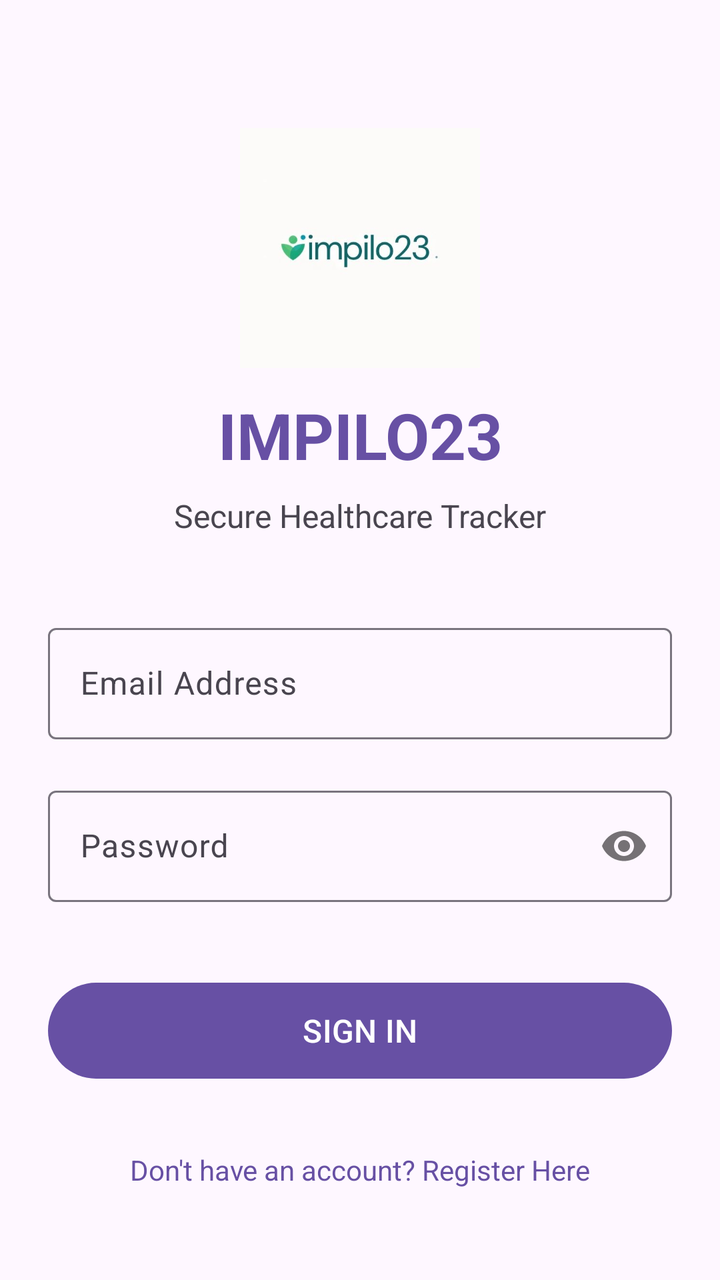
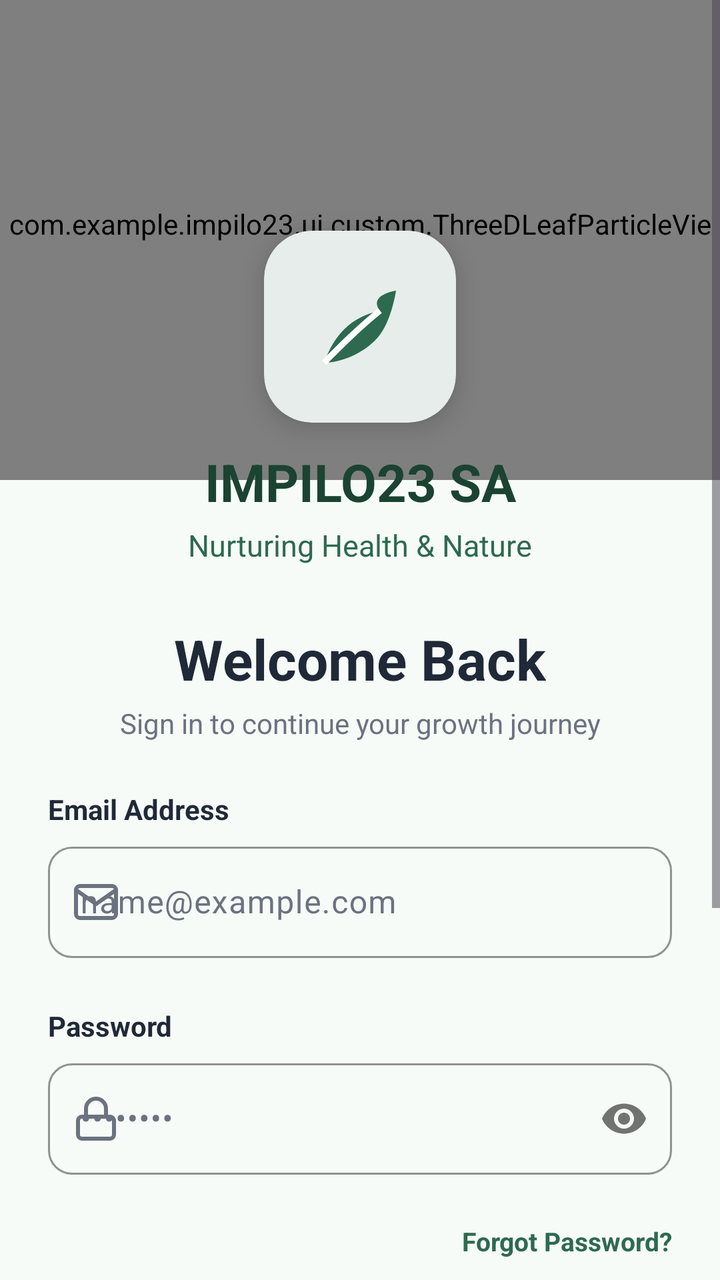

The first picture is an Android layout as it rendered before a commit; the second is the same layout after the commit. The layout source and the unified diff follow.
<!-- AndroidManifest.xml: application theme Theme.IMPILO23 -->
<!-- res/layout/activity_login.xml -->
<?xml version="1.0" encoding="utf-8"?>
<ScrollView xmlns:android="http://schemas.android.com/apk/res/android"
    xmlns:app="http://schemas.android.com/apk/res-auto"
    android:layout_width="match_parent"
    android:layout_height="match_parent"
    android:fillViewport="true"
    android:background="?attr/colorSurface">

    <androidx.constraintlayout.widget.ConstraintLayout
        android:layout_width="match_parent"
        android:layout_height="wrap_content"
        android:padding="24dp">

        <ImageView
            android:id="@+id/ivLoginLogo"
            android:layout_width="120dp"
            android:layout_height="120dp"
            android:src="@drawable/impilo23"
            android:scaleType="centerInside"
            android:layout_marginTop="40dp"
            app:layout_constraintTop_toTopOf="parent"
            app:layout_constraintStart_toStartOf="parent"
            app:layout_constraintEnd_toEndOf="parent" />

        <TextView
            android:id="@+id/tvTitle"
            android:layout_width="wrap_content"
            android:layout_height="wrap_content"
            android:text="IMPILO23"
            android:textSize="32sp"
            android:textStyle="bold"
            android:textColor="?attr/colorPrimary"
            android:layout_marginTop="12dp"
            app:layout_constraintTop_toBottomOf="@id/ivLoginLogo"
            app:layout_constraintStart_toStartOf="parent"
            app:layout_constraintEnd_toEndOf="parent" />

        <TextView
            android:id="@+id/tvSubtitle"
            android:layout_width="wrap_content"
            android:layout_height="wrap_content"
            android:text="Secure Healthcare Tracker"
            android:textSize="16sp"
            android:textColor="?attr/colorOnSurfaceVariant"
            android:layout_marginTop="8dp"
            app:layout_constraintTop_toBottomOf="@id/tvTitle"
            app:layout_constraintStart_toStartOf="parent"
            app:layout_constraintEnd_toEndOf="parent" />

        <com.google.android.material.textfield.TextInputLayout
            android:id="@+id/tilEmail"
            android:layout_width="match_parent"
            android:layout_height="wrap_content"
            android:hint="Email Address"
            android:layout_marginTop="40dp"
            style="@style/Widget.Material3.TextInputLayout.OutlinedBox"
            app:errorEnabled="true"
            app:layout_constraintTop_toBottomOf="@id/tvSubtitle">

            <com.google.android.material.textfield.TextInputEditText
                android:id="@+id/etEmail"
                android:layout_width="match_parent"
                android:layout_height="wrap_content"
                android:inputType="textEmailAddress" />
        </com.google.android.material.textfield.TextInputLayout>

        <com.google.android.material.textfield.TextInputLayout
            android:id="@+id/tilPassword"
            android:layout_width="match_parent"
            android:layout_height="wrap_content"
            android:hint="Password"
            style="@style/Widget.Material3.TextInputLayout.OutlinedBox"
            app:errorEnabled="true"
            app:passwordToggleEnabled="true"
            app:layout_constraintTop_toBottomOf="@id/tilEmail">

            <com.google.android.material.textfield.TextInputEditText
                android:id="@+id/etPassword"
                android:layout_width="match_parent"
                android:layout_height="wrap_content"
                android:inputType="textPassword" />
        </com.google.android.material.textfield.TextInputLayout>

        <com.google.android.material.button.MaterialButton
            android:id="@+id/btnLogin"
            android:layout_width="match_parent"
            android:layout_height="56dp"
            android:text="SIGN IN"
            android:textSize="16sp"
            android:layout_marginTop="16dp"
            app:layout_constraintTop_toBottomOf="@id/tilPassword" />

        <TextView
            android:id="@+id/btnGoToRegister"
            android:layout_width="wrap_content"
            android:layout_height="wrap_content"
            android:text="Don't have an account? Register Here"
            android:textColor="?attr/colorPrimary"
            android:textSize="14sp"
            android:layout_marginTop="24dp"
            android:padding="8dp"
            app:layout_constraintTop_toBottomOf="@id/btnLogin"
            app:layout_constraintStart_toStartOf="parent"
            app:layout_constraintEnd_toEndOf="parent" />

    </androidx.constraintlayout.widget.ConstraintLayout>
</ScrollView>
<!-- resources referenced by this layout -->
<resources>
  <!-- drawable impilo23: jpg bitmap (drawable, 31557 bytes) -->
  <style name="Base.Theme.IMPILO23" parent="Theme.Material3.DayNight.NoActionBar">
          
          
      </style>
  <!-- unchanged entries left out for length: 1 -->
</resources>

<!-- the commit's change to res/layout/activity_login.xml (unified diff, before → after) -->
@@ -4,102 +4,269 @@
     android:layout_width="match_parent"
     android:layout_height="match_parent"
     android:fillViewport="true"
-    android:background="?attr/colorSurface">
+    android:background="@color/brand_sage_bg">
 
     <androidx.constraintlayout.widget.ConstraintLayout
         android:layout_width="match_parent"
         android:layout_height="wrap_content"
-        android:padding="24dp">
-
-        <ImageView
-            android:id="@+id/ivLoginLogo"
-            android:layout_width="120dp"
-            android:layout_height="120dp"
-            android:src="@drawable/impilo23"
-            android:scaleType="centerInside"
-            android:layout_marginTop="40dp"
+        android:paddingBottom="32dp">
+
+        
+        <View
+            android:id="@+id/headerBackground"
+            android:layout_width="match_parent"
+            android:layout_height="240dp"
+            android:background="@drawable/bg_login_arch_header"
             app:layout_constraintTop_toTopOf="parent"
             app:layout_constraintStart_toStartOf="parent"
             app:layout_constraintEnd_toEndOf="parent" />
 
-        <TextView
-            android:id="@+id/tvTitle"
-            android:layout_width="wrap_content"
-            android:layout_height="wrap_content"
-            android:text="IMPILO23"
-            android:textSize="32sp"
-            android:textStyle="bold"
-            android:textColor="?attr/colorPrimary"
+        
+        <com.example.impilo23.ui.custom.ThreeDLeafParticleView
+            android:id="@+id/leafParticleView"
+            android:layout_width="match_parent"
+            android:layout_height="240dp"
+            app:layout_constraintTop_toTopOf="parent" />
+
+        
+        <com.google.android.material.card.MaterialCardView
+            android:id="@+id/cardLogoBadge"
+            android:layout_width="96dp"
+            android:layout_height="96dp"
+            app:cardCornerRadius="24dp"
+            app:cardElevation="8dp"
+            app:cardBackgroundColor="@color/white"
+            app:strokeWidth="0dp"
+            app:layout_constraintTop_toTopOf="@id/headerBackground"
+            app:layout_constraintBottom_toBottomOf="@id/headerBackground"
+            app:layout_constraintStart_toStartOf="parent"
+            app:layout_constraintEnd_toEndOf="parent"
+            app:layout_constraintVertical_bias="0.8">
+
+            <ImageView
+                android:layout_width="48dp"
+                android:layout_height="48dp"
+                android:layout_gravity="center"
+                android:src="@drawable/ic_leaf_logo"
+                android:contentDescription="Impilo23 Logo" />
+        </com.google.android.material.card.MaterialCardView>
+
+        
+        <TextView
+            android:id="@+id/tvBrandTitle"
+            android:layout_width="wrap_content"
+            android:layout_height="wrap_content"
+            android:text="IMPILO23 SA"
+            android:textSize="26sp"
+            android:textStyle="bold"
+            android:textColor="@color/brand_forest_dark"
             android:layout_marginTop="12dp"
-            app:layout_constraintTop_toBottomOf="@id/ivLoginLogo"
-            app:layout_constraintStart_toStartOf="parent"
-            app:layout_constraintEnd_toEndOf="parent" />
-
-        <TextView
-            android:id="@+id/tvSubtitle"
-            android:layout_width="wrap_content"
-            android:layout_height="wrap_content"
-            android:text="Secure Healthcare Tracker"
-            android:textSize="16sp"
-            android:textColor="?attr/colorOnSurfaceVariant"
-            android:layout_marginTop="8dp"
-            app:layout_constraintTop_toBottomOf="@id/tvTitle"
-            app:layout_constraintStart_toStartOf="parent"
-            app:layout_constraintEnd_toEndOf="parent" />
+            app:layout_constraintTop_toBottomOf="@id/cardLogoBadge"
+            app:layout_constraintStart_toStartOf="parent"
+            app:layout_constraintEnd_toEndOf="parent" />
+
+        <TextView
+            android:id="@+id/tvBrandTagline"
+            android:layout_width="wrap_content"
+            android:layout_height="wrap_content"
+            android:text="Nurturing Health &amp; Nature"
+            android:textSize="15sp"
+            android:textColor="@color/brand_forest_primary"
+            android:layout_marginTop="4dp"
+            app:layout_constraintTop_toBottomOf="@id/tvBrandTitle"
+            app:layout_constraintStart_toStartOf="parent"
+            app:layout_constraintEnd_toEndOf="parent" />
+
+        
+        <TextView
+            android:id="@+id/tvWelcomeHeader"
+            android:layout_width="wrap_content"
+            android:layout_height="wrap_content"
+            android:text="Welcome Back"
+            android:textSize="28sp"
+            android:textStyle="bold"
+            android:textColor="@color/brand_text_dark"
+            android:layout_marginTop="28dp"
+            app:layout_constraintTop_toBottomOf="@id/tvBrandTagline"
+            app:layout_constraintStart_toStartOf="parent"
+            app:layout_constraintEnd_toEndOf="parent" />
+
+        <TextView
+            android:id="@+id/tvWelcomeSub"
+            android:layout_width="wrap_content"
+            android:layout_height="wrap_content"
+            android:text="Sign in to continue your growth journey"
+            android:textSize="14sp"
+            android:textColor="@color/brand_text_muted"
+            android:layout_marginTop="4dp"
+            app:layout_constraintTop_toBottomOf="@id/tvWelcomeHeader"
+            app:layout_constraintStart_toStartOf="parent"
+            app:layout_constraintEnd_toEndOf="parent" />
+
+        
+        <TextView
+            android:id="@+id/labelEmail"
+            android:layout_width="wrap_content"
+            android:layout_height="wrap_content"
+            android:text="Email Address"
+            android:textStyle="bold"
+            android:textColor="@color/brand_text_dark"
+            android:textSize="14sp"
+            android:layout_marginTop="24dp"
+            android:layout_marginStart="24dp"
+            app:layout_constraintTop_toBottomOf="@id/tvWelcomeSub"
+            app:layout_constraintStart_toStartOf="parent" />
 
         <com.google.android.material.textfield.TextInputLayout
             android:id="@+id/tilEmail"
             android:layout_width="match_parent"
             android:layout_height="wrap_content"
-            android:hint="Email Address"
-            android:layout_marginTop="40dp"
+            android:layout_marginHorizontal="24dp"
+            android:layout_marginTop="4dp"
             style="@style/Widget.Material3.TextInputLayout.OutlinedBox"
+            app:startIconDrawable="@drawable/ic_mail"
+            app:startIconTint="@color/brand_text_muted"
+            app:boxCornerRadiusTopStart="12dp"
+            app:boxCornerRadiusTopEnd="12dp"
+            app:boxCornerRadiusBottomStart="12dp"
+            app:boxCornerRadiusBottomEnd="12dp"
+            app:boxStrokeColor="@color/brand_forest_primary"
             app:errorEnabled="true"
-            app:layout_constraintTop_toBottomOf="@id/tvSubtitle">
+            app:layout_constraintTop_toBottomOf="@id/labelEmail">
 
             <com.google.android.material.textfield.TextInputEditText
                 android:id="@+id/etEmail"
                 android:layout_width="match_parent"
                 android:layout_height="wrap_content"
+                android:hint="name@example.com"
                 android:inputType="textEmailAddress" />
         </com.google.android.material.textfield.TextInputLayout>
 
+        
+        <TextView
+            android:id="@+id/labelPassword"
+            android:layout_width="wrap_content"
+            android:layout_height="wrap_content"
+            android:text="Password"
+            android:textStyle="bold"
+            android:textColor="@color/brand_text_dark"
+            android:textSize="14sp"
+            android:layout_marginTop="4dp"
+            android:layout_marginStart="24dp"
+            app:layout_constraintTop_toBottomOf="@id/tilEmail"
+            app:layout_constraintStart_toStartOf="parent" />
+
         <com.google.android.material.textfield.TextInputLayout
             android:id="@+id/tilPassword"
             android:layout_width="match_parent"
             android:layout_height="wrap_content"
-            android:hint="Password"
+            android:layout_marginHorizontal="24dp"
+            android:layout_marginTop="4dp"
             style="@style/Widget.Material3.TextInputLayout.OutlinedBox"
+            app:startIconDrawable="@drawable/ic_lock"
+            app:startIconTint="@color/brand_text_muted"
+            app:passwordToggleEnabled="true"
+            app:boxCornerRadiusTopStart="12dp"
+            app:boxCornerRadiusTopEnd="12dp"
+            app:boxCornerRadiusBottomStart="12dp"
+            app:boxCornerRadiusBottomEnd="12dp"
+            app:boxStrokeColor="@color/brand_forest_primary"
             app:errorEnabled="true"
-            app:passwordToggleEnabled="true"
-            app:layout_constraintTop_toBottomOf="@id/tilEmail">
+            app:layout_constraintTop_toBottomOf="@id/labelPassword">
 
             <com.google.android.material.textfield.TextInputEditText
                 android:id="@+id/etPassword"
                 android:layout_width="match_parent"
                 android:layout_height="wrap_content"
+                android:hint="••••••••"
                 android:inputType="textPassword" />
         </com.google.android.material.textfield.TextInputLayout>
 
+        
+        <TextView
+            android:id="@+id/tvForgotPassword"
+            android:layout_width="wrap_content"
+            android:layout_height="wrap_content"
+            android:text="Forgot Password?"
+            android:textColor="@color/brand_forest_primary"
+            android:textStyle="bold"
+            android:textSize="13sp"
+            android:layout_marginEnd="24dp"
+            android:layout_marginTop="4dp"
+            app:layout_constraintTop_toBottomOf="@id/tilPassword"
+            app:layout_constraintEnd_toEndOf="parent" />
+
+        
         <com.google.android.material.button.MaterialButton
             android:id="@+id/btnLogin"
-            android:layout_width="match_parent"
-            android:layout_height="56dp"
-            android:text="SIGN IN"
+            android:layout_width="160dp"
+            android:layout_height="54dp"
+            android:text="Sign In"
             android:textSize="16sp"
+            style="@style/Widget.Impilo.PillButton"
+            android:layout_marginTop="20dp"
+            app:layout_constraintTop_toBottomOf="@id/tvForgotPassword"
+            app:layout_constraintStart_toStartOf="parent"
+            app:layout_constraintEnd_toEndOf="parent" />
+
+        
+        <LinearLayout
+            android:id="@+id/layoutDivider"
+            android:layout_width="match_parent"
+            android:layout_height="wrap_content"
+            android:orientation="horizontal"
+            android:gravity="center"
+            android:layout_marginHorizontal="32dp"
+            android:layout_marginTop="24dp"
+            app:layout_constraintTop_toBottomOf="@id/btnLogin">
+
+            <View
+                android:layout_width="0dp"
+                android:layout_height="1dp"
+                android:layout_weight="1"
+                android:background="@color/brand_border" />
+
+            <TextView
+                android:layout_width="wrap_content"
+                android:layout_height="wrap_content"
+                android:text="  or continue with  "
+                android:textColor="@color/brand_text_muted"
+                android:textSize="13sp" />
+
+            <View
+                android:layout_width="0dp"
+                android:layout_height="1dp"
+                android:layout_weight="1"
+                android:background="@color/brand_border" />
+        </LinearLayout>
+
+        
+        <com.google.android.material.button.MaterialButton
+            android:id="@+id/btnGoogleSso"
+            android:layout_width="match_parent"
+            android:layout_height="54dp"
+            android:layout_marginHorizontal="24dp"
             android:layout_marginTop="16dp"
-            app:layout_constraintTop_toBottomOf="@id/tilPassword" />
-
+            android:text="Google"
+            android:textSize="15sp"
+            style="@style/Widget.Impilo.OutlinedPillButton"
+            app:icon="@drawable/ic_google"
+            app:iconGravity="textStart"
+            app:iconPadding="12dp"
+            app:layout_constraintTop_toBottomOf="@id/layoutDivider" />
+
+        
         <TextView
             android:id="@+id/btnGoToRegister"
             android:layout_width="wrap_content"
             android:layout_height="wrap_content"
             android:text="Don't have an account? Register Here"
-            android:textColor="?attr/colorPrimary"
-            android:textSize="14sp"
-            android:layout_marginTop="24dp"
+            android:textColor="@color/brand_forest_primary"
+            android:textStyle="bold"
+            android:textSize="14sp"
+            android:layout_marginTop="20dp"
             android:padding="8dp"
-            app:layout_constraintTop_toBottomOf="@id/btnLogin"
+            app:layout_constraintTop_toBottomOf="@id/btnGoogleSso"
             app:layout_constraintStart_toStartOf="parent"
             app:layout_constraintEnd_toEndOf="parent" />
 
<!-- resource entries referenced after the edit -->
@@ -1,10 +1,127 @@
 <!-- resources referenced by this layout -->
 <resources>
-  <!-- drawable impilo23: jpg bitmap (drawable, 31557 bytes) -->
+  <color name="brand_border">#E2E8F0</color>
+  <color name="brand_forest_dark">#1B4332</color>
+  <color name="brand_forest_primary">#2D6A4F</color>
+  <color name="brand_sage_bg">#F7FBF7</color>
+  <color name="brand_text_dark">#1F2937</color>
+  <color name="brand_text_muted">#6B7280</color>
+  <color name="white">#FFFFFFFF</color>
+  <!-- drawable bg_login_arch_header (drawable) -->
+  <?xml version="1.0" encoding="utf-8"?>
+  <shape xmlns:android="http://schemas.android.com/apk/res/android"
+      android:shape="rectangle">
+      <gradient
+          android:startColor="#2D6A4F"
+          android:endColor="#1B4332"
+          android:angle="135" />
+      <corners
+          android:bottomLeftRadius="140dp"
+          android:bottomRightRadius="140dp" />
+  </shape>
+  <!-- drawable ic_google (drawable) -->
+  <vector xmlns:android="http://schemas.android.com/apk/res/android"
+      android:width="24dp"
+      android:height="24dp"
+      android:viewportWidth="24"
+      android:viewportHeight="24">
+    <path
+        android:fillColor="#4285F4"
+        android:pathData="M22.56,12.25c0,-0.78 -0.07,-1.53 -0.2,-2.25H12v4.26h5.92c-0.26,1.37 -1.04,2.53 -2.21,3.31v2.77h3.57c2.08,-1.92 3.28,-4.74 3.28,-8.09z"/>
+    <path
+        android:fillColor="#34A853"
+        android:pathData="M12,23c2.97,0 5.46,-0.98 7.28,-2.66l-3.57,-2.77c-0.98,0.66 -2.23,1.06 -3.71,1.06 -2.86,0 -5.29,-1.93 -6.16,-4.53H2.18v2.84C3.99,20.53 7.7,23 12,23z"/>
+    <path
+        android:fillColor="#FBBC05"
+        android:pathData="M5.84,14.1c-0.22,-0.66 -0.35,-1.36 -0.35,-2.1s0.13,-1.44 0.35,-2.1V7.06H2.18C1.43,8.55 1,10.22 1,12s0.43,3.45 1.18,4.94l2.85,-2.22c0.21,-0.23 0.44,-0.44 0.81,-0.62z"/>
+    <path
+        android:fillColor="#EA4335"
+        android:pathData="M12,5.38c1.62,0 3.06,0.56 4.21,1.64l3.15,-3.15C17.45,2.09 14.97,1 12,1 7.7,1 3.99,3.47 2.18,7.06l3.66,2.84c0.87,-2.6 3.3,-4.52 6.16,-4.52z"/>
+  </vector>
+  <!-- drawable ic_leaf_logo (drawable) -->
+  <vector xmlns:android="http://schemas.android.com/apk/res/android"
+      android:width="24dp"
+      android:height="24dp"
+      android:viewportWidth="24"
+      android:viewportHeight="24">
+    <path
+        android:fillColor="#2D6A4F"
+        android:pathData="M17,8C8,10 5,16 3,21C8,21 14,18 17,14C20,10 21,3 21,3C21,3 14,4 17,8Z"/>
+    <path
+        android:fillColor="#2D6A4F"
+        android:pathData="M3,21C7.5,16.5 12,12 17,8"
+        android:strokeWidth="1.5"
+        android:strokeColor="#FFFFFF"/>
+  </vector>
+  <!-- drawable ic_lock (drawable) -->
+  <vector xmlns:android="http://schemas.android.com/apk/res/android"
+      android:width="24dp"
+      android:height="24dp"
+      android:viewportWidth="24"
+      android:viewportHeight="24">
+    <path
+        android:strokeColor="#6B7280"
+        android:strokeWidth="2"
+        android:strokeLineCap="round"
+        android:strokeLineJoin="round"
+        android:pathData="M19,11H5c-1.1,0 -2,0.9 -2,2v7c0,1.1 0.9,2 2,2h14c1.1,0 2,-0.9 2,-2v-7c0,-1.1 -0.9,-2 -2,-2z"/>
+    <path
+        android:strokeColor="#6B7280"
+        android:strokeWidth="2"
+        android:strokeLineCap="round"
+        android:strokeLineJoin="round"
+        android:pathData="M7,11V7a5,5 0,0 1,10 0v4"/>
+  </vector>
+  <!-- drawable ic_mail (drawable) -->
+  <vector xmlns:android="http://schemas.android.com/apk/res/android"
+      android:width="24dp"
+      android:height="24dp"
+      android:viewportWidth="24"
+      android:viewportHeight="24">
+    <path
+        android:strokeColor="#6B7280"
+        android:strokeWidth="2"
+        android:strokeLineCap="round"
+        android:strokeLineJoin="round"
+        android:pathData="M4,4h16c1.1,0 2,0.9 2,2v12c0,1.1 -0.9,2 -2,2H4c-1.1,0 -2,-0.9 -2,-2V6c0,-1.1 0.9,-2 2,-2z"/>
+    <path
+        android:strokeColor="#6B7280"
+        android:strokeWidth="2"
+        android:strokeLineCap="round"
+        android:strokeLineJoin="round"
+        android:pathData="M22,6l-10,7L2,6"/>
+  </vector>
+  <style name="Widget.Impilo.OutlinedPillButton" parent="Widget.Material3.Button.OutlinedButton">
+          <item name="cornerRadius">28dp</item>
+          <item name="strokeColor">@color/brand_border</item>
+          <item name="strokeWidth">1dp</item>
+          <item name="android:textColor">@color/brand_text_dark</item>
+          <item name="android:textStyle">bold</item>
+      </style>
+  <style name="Widget.Impilo.PillButton" parent="Widget.Material3.Button">
+          <item name="cornerRadius">28dp</item>
+          <item name="backgroundTint">@color/brand_forest_primary</item>
+          <item name="android:textColor">@color/white</item>
+          <item name="android:textStyle">bold</item>
+      </style>
   <style name="Base.Theme.IMPILO23" parent="Theme.Material3.DayNight.NoActionBar">
-          
-          
+          <item name="colorPrimary">@color/brand_forest_primary</item>
+          <item name="colorOnPrimary">@color/white</item>
+          <item name="colorPrimaryContainer">@color/brand_sage_surface</item>
+          <item name="colorOnPrimaryContainer">@color/brand_forest_dark</item>
+          <item name="colorSecondary">@color/brand_forest_light</item>
+          <item name="colorOnSecondary">@color/white</item>
+          <item name="android:colorBackground">@color/brand_sage_bg</item>
+          <item name="colorSurface">@color/brand_card_bg</item>
+          <item name="colorOnSurface">@color/brand_text_dark</item>
+          <item name="colorOnSurfaceVariant">@color/brand_text_muted</item>
+  
+          <item name="android:statusBarColor">@color/brand_forest_dark</item>
+          <item name="android:windowLightStatusBar">false</item>
       </style>
+  <color name="brand_sage_surface">#E8F5E9</color>
+  <color name="brand_forest_light">#40916C</color>
+  <color name="brand_card_bg">#FFFFFFFF</color>
   <!-- unchanged entries left out for length: 1 -->
 </resources>
 
